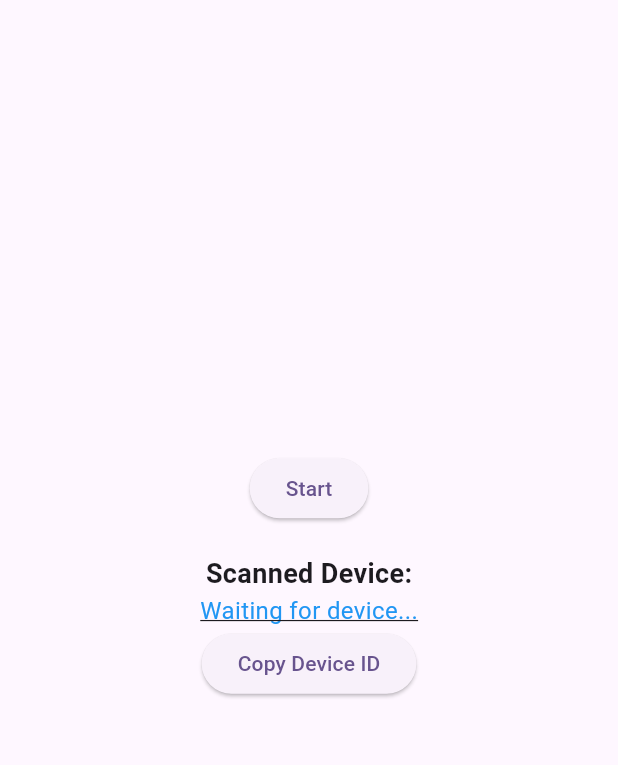
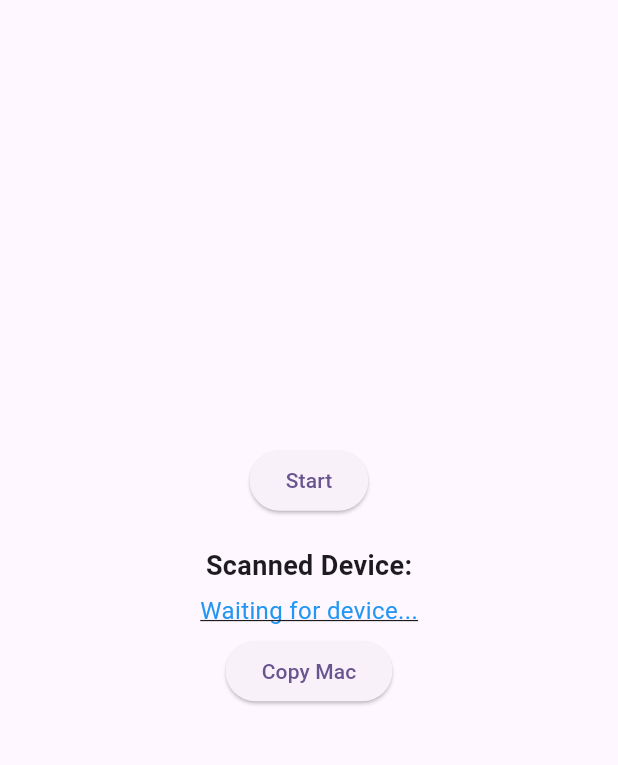
Before and after one commit to easygautam/taghive-clicker-fluttersdk, a Flutter app: the screen it shows after launch, on a phone screen of 412 x 824 dp, the part 84-849 px from its top. Run offline on Flutter 3.47's test engine with Material 3 defaults, Android fonts, the light colour scheme and no system bars; missing offline and left inert: flutter_libserialport, quick_blue_platform_interface.

```diff
--- a/lib/main.dart
+++ b/lib/main.dart
@@ -123,6 +123,7 @@ class _AppState extends State<App> {
               'Scanned Device:',
               style: TextStyle(fontSize: 18, fontWeight: FontWeight.bold),
             ),
+            const SizedBox(height: 5),
             GestureDetector(
               onTap: _copyToClipboard,
               child: Text(
@@ -136,9 +137,10 @@ class _AppState extends State<App> {
                 ),
               ),
             ),
+            const SizedBox(height: 5),
             ElevatedButton(
               onPressed: _copyToClipboard,
-              child: const Text('Copy Device ID'),
+              child: const Text('Copy Mac'),
             ),
           ],
         ),
```
